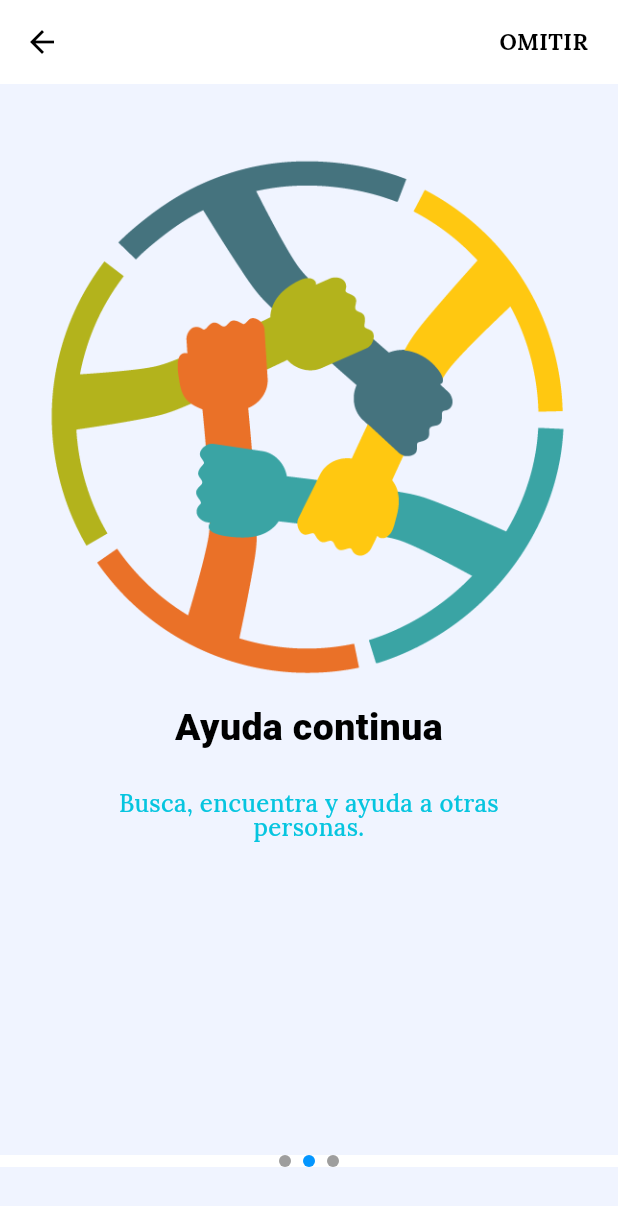
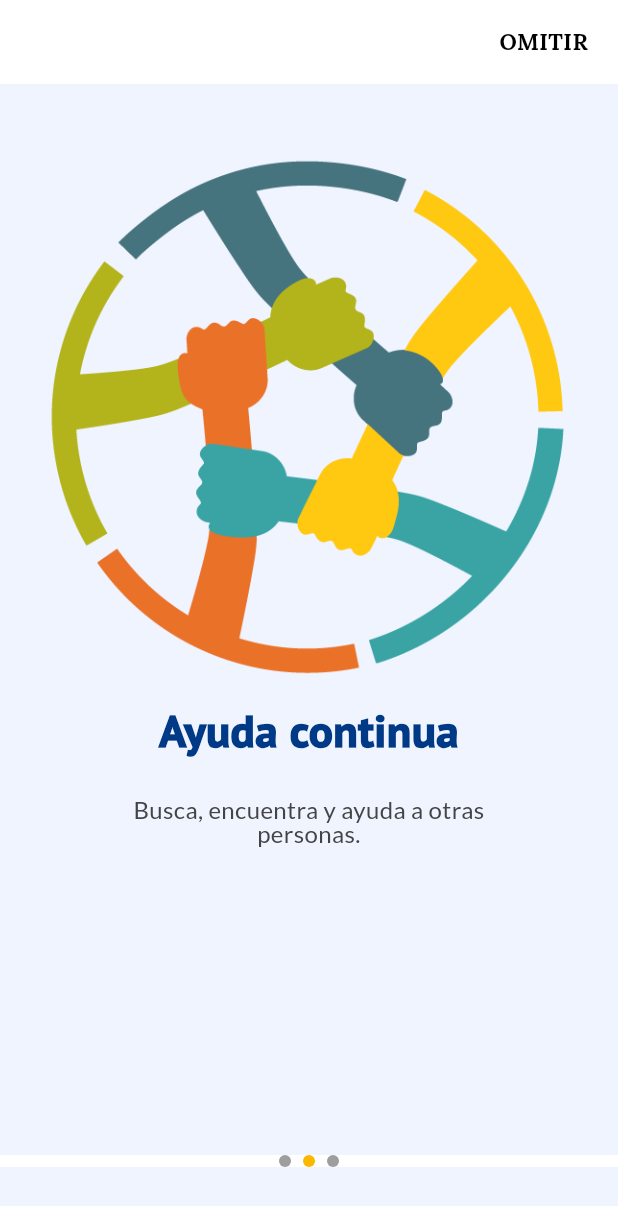
Before and after one commit to redlein/buscappme2, a Flutter app: the screen it shows after launch, swiped to page 2, on a phone screen of 412 x 824 dp. Shown: the top 1206 px of the screen. Run offline on Flutter 3.47's test engine with Material 2 defaults, Android fonts, the phone set to English and light mode, and no system bars; our stand-ins replace flutter_secure_storage, font_awesome_flutter, geocoding, geolocator, google_fonts, google_maps_flutter and 7 more; missing offline and left inert: clipboard, tiktoklikescroller; accounts and stored records are empty; network calls fail.

Commit message:
Claudia: Donaciones, cambios onboarding, etc

```diff
--- a/lib/onboarding/onboarding_page.dart
+++ b/lib/onboarding/onboarding_page.dart
@@ -13,16 +13,17 @@ class OnboardingPage extends StatefulWidget {
 
 int numberText = 0;
 
-final styleTextTitle = GoogleFonts.meriendaOne(
-  fontSize: 25,
+final styleTextTitle = GoogleFonts.ptSans(
+  fontSize: 30,
   fontWeight: FontWeight.w900,
+  color: ColorsPanel.cBase,
   height: 1,
 );
 
-final styleTextSubTitle = GoogleFonts.lora(
+final styleTextSubTitle = GoogleFonts.lato(
   fontSize: 16,
   fontWeight: FontWeight.w500,
-  color: const Color.fromARGB(255, 6, 197, 223),
+  color: Color.fromARGB(255, 67, 68, 69),
   height: 1,
 );
 
@@ -30,7 +31,7 @@ final List<dynamic> texts = [
   {
     "title": 'Busca a personas',
     "subtitle": "Te ayudamos a encontrar a esa persona que se perdió.",
-    "img": 'assets/buscar1.png',
+    "img": 'assets/logo.png',
   },
   {
     "title": 'Ayuda continua',
@@ -53,6 +54,7 @@ class _OnboardingPageState extends State<OnboardingPage> {
 
     return Scaffold(
       appBar: AppBar(
+        automaticallyImplyLeading: false,
         elevation: 0,
         backgroundColor: ColorsPanel.cWhite,
         actions: [
@@ -156,7 +158,7 @@ class _OnboardingPageState extends State<OnboardingPage> {
                         height: 8,
                         decoration: BoxDecoration(
                           color: numberText == index
-                              ? ColorsPanel.cBlue
+                              ? ColorsPanel.cYellow
                               : ColorsPanel.cGrey,
                           borderRadius: BorderRadius.circular(5),
                         ),
--- a/lib/routes/routes.dart
+++ b/lib/routes/routes.dart
@@ -50,7 +50,7 @@ class MyRoutes {
 
       default:
         return MaterialPageRoute(
-            builder: (context) => const ListarBusquedasScreen());
+            builder: (context) => const HomeScreen());
     }
   }
 }
--- a/lib/screen/home_screen.dart
+++ b/lib/screen/home_screen.dart
@@ -23,7 +23,7 @@ class HomeScreen extends StatelessWidget {
       appBar: AppBar(
         elevation: 0,
         title: Text(
-          'Encuentranos',
+          'Encuéntranos',
           style: TextStyle(
             fontSize: 20,
             fontWeight: FontWeight.bold,
```
Also changed, not shown: lib/Pages/anuncios.dart (+47 -49 lines), lib/Pages/colaboradores_home.dart (+5 -2 lines), lib/screen/drawer/drawerp.dart (+19 -1 lines), assets/patreon1.png (added), assets/paypal1.png (added), assets/yape1.png (added).
